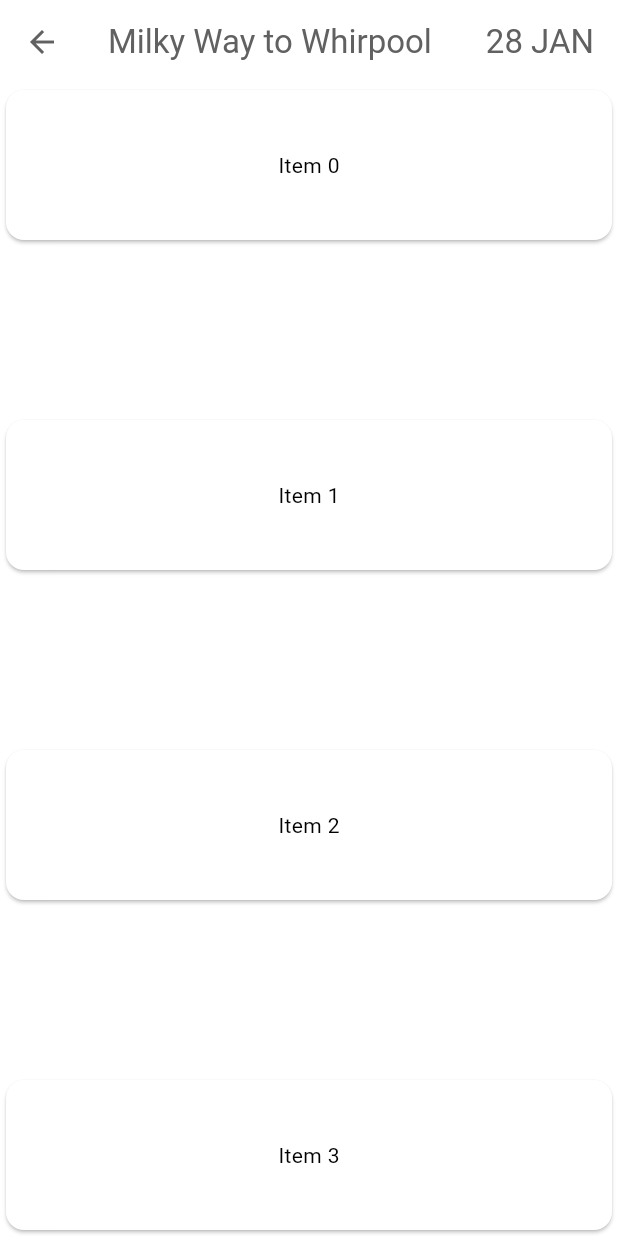
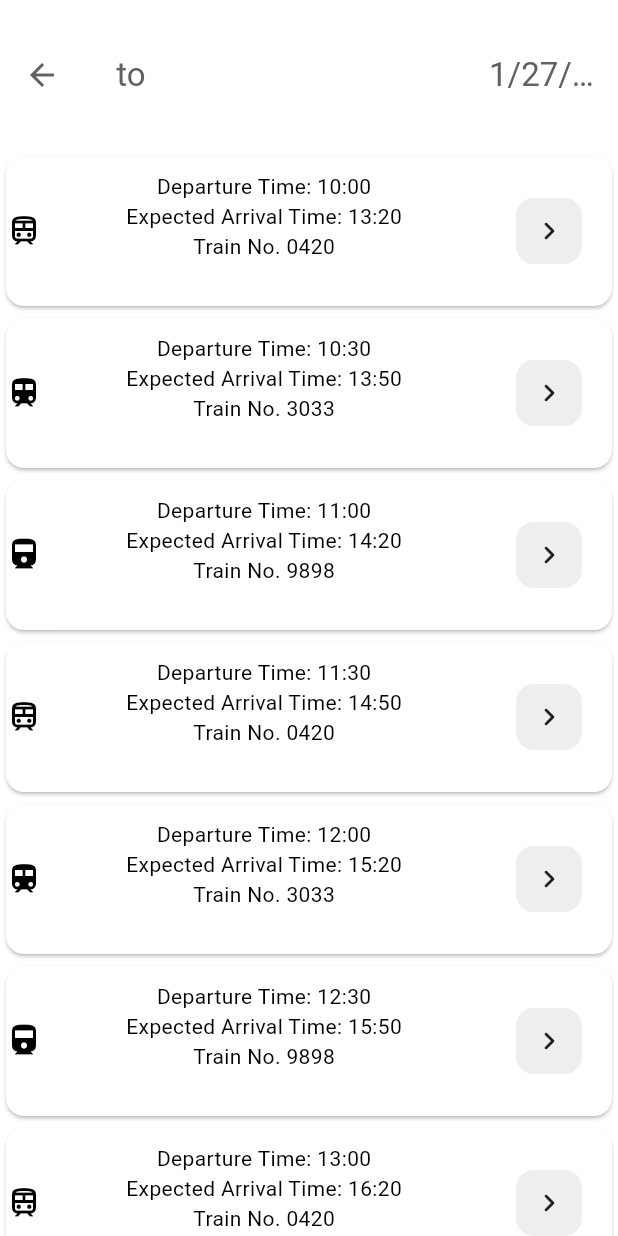
Before and after one commit to syazwaniMZ/astralbooking, a Flutter app: the TrainSearchPage screen opened by its route, after a tap on "Search Trains", on a phone screen of 412 x 824 dp. Run offline on Flutter 3.47's test engine with Material 3 defaults, Android fonts, the phone set to English and light mode, and no system bars; our stand-ins replace flutter_svg.

Commit message:
Models, new constants, completed select train page
Switch from train_search_data class to a more encompassing session_data class to hold all the session information.

Encapsulated trip information into reusable trip class to check whether the selection process is for returning trip or not.

Started working on select coach page.

```diff
--- /dev/null
+++ b/lib/const.dart
@@ -0,0 +1,5 @@
+import 'package:intl/intl.dart';
+
+final barDateFormat = DateFormat('yMd');
+final dateFormat = DateFormat ('yyyy-MM-dd');
+final hourminutesFormat = DateFormat('HH:mm');
--- a/lib/models/booking.dart
+++ b/lib/models/booking.dart
@@ -1,12 +1,12 @@
 class Booking {
+  int reservationID;
   int routeID;
-  int reservationID;
-  int departureID;
   DateTime date;
+  DateTime arrival;
   int trainNum;
   int coachID;
-  int seatNo;
+  List<String> seatNo;
   double fee;
-
-  Booking(this.routeID,this.reservationID, this.departureID, this.date , this.trainNum, this.coachID, this.seatNo, this.fee);
+  String email;
+  Booking(this.reservationID, this.routeID, this.date , this.arrival, this.trainNum, this.coachID, this.seatNo, this.fee, this.email);
 }
--- a/lib/models/bus.dart
+++ /dev/null
@@ -1,6 +0,0 @@
-class Bus{
-  late String name;
-  late int busID;
-
-  Bus(this.name, this.busID);
-}
--- a/lib/models/route.dart
+++ b/lib/models/route.dart
@@ -1,8 +1,8 @@
 import 'location.dart';
 
 class Route{
-  late Location origin;
-  late Location destination;
+  late String origin;
+  late String destination;
   late double fee;
   late int routeID;
   late DateTime arrivalTime;
--- /dev/null
+++ b/lib/models/session_data.dart
@@ -0,0 +1,22 @@
+ class SessionData {
+  final String origin;
+  final String destination;
+
+  final DateTime departureTime;
+  late final DateTime departureArrivalTime;
+  late int departTrainNo;
+  late int departCoachID;
+  late List<String> departseatNo;
+
+  late final DateTime? returningTime;
+  late final DateTime? returningArrivalTime;
+  late int returnTrainNo;
+  late int returnCoachID;
+  late List<String> returnseatNo;
+
+  late final String email;
+  final int pax;
+
+  SessionData(this.origin, this.destination, this.departureTime, this.returningTime, this.pax);
+
+ }
--- a/lib/models/train.dart
+++ /dev/null
@@ -1,6 +0,0 @@
-class Bus{
-  late String name;
-  late int trainNum;
-
-  Bus(this.name, this.trainNum);
-}
--- a/lib/models/train_search_data.dart
+++ b/lib/models/train_search_data.dart
@@ -1,11 +1,9 @@
  class SearchData {
-  late String _origin;
-  late String _destination;
-  late DateTime _departure;
-  late DateTime? _returnTime;
-  late int _pax;
+  late final String origin;
+  late final String destination;
+  late final DateTime departure;
+  late final DateTime? returnTime;
+  late final int pax;
 
-  SearchData(this._origin, this._destination, this._departure, this._returnTime, this._pax);
-
-
+  SearchData(this.origin, this.destination, this.departure, this.returnTime, this.pax);
  }
--- a/lib/pages/booking_train_page.dart
+++ b/lib/pages/booking_train_page.dart
@@ -1,5 +1,4 @@
 import "package:flutter/material.dart";
-import 'package:astralbooking/widgets/menu_drawer.dart';
 
 class BookingTrain extends StatefulWidget {
   const BookingTrain({super.key});
--- /dev/null
+++ b/lib/pages/select_coach_page.dart
@@ -0,0 +1,16 @@
+import 'package:flutter/material.dart';
+
+import '../models/session_data.dart';
+
+class SelectCoachPage extends StatelessWidget {
+  const SelectCoachPage({super.key, required this.data});
+
+  final SessionData data;
+
+  @override
+  Widget build(BuildContext context) {
+
+    return Scaffold();
+
+  }
+}
--- a/lib/pages/select_train_page.dart
+++ b/lib/pages/select_train_page.dart
@@ -1,41 +1,117 @@
-import 'package:astralbooking/models/train_search_data.dart';
+import 'package:astralbooking/models/session_data.dart';
+import 'package:astralbooking/widgets/trip.dart';
 import 'package:flutter/material.dart';
+import 'package:intl/intl.dart';
+import 'package:astralbooking/widgets/generate_time_interval.dart';
 
-/// The base class for the different types of items the list can contain.
-abstract class ListItem {
-  /// The title line to show in a list item.
-  Widget buildTitle(BuildContext context);
-
-  /// The subtitle line, if any, to show in a list item.
-  Widget buildSubtitle(BuildContext context);
-}
+import '../const.dart';
+import '../ui/tapable_button.dart';
+import 'select_coach_page.dart';
 
 class SelectTrain extends StatelessWidget {
-  const SelectTrain({super.key, required this.data});
+  const SelectTrain({super.key, required this.data, required this.isReturnTrip});
 
+  final bool isReturnTrip; //To check whether this widget is to book for returning trip
+  final SessionData data;
 
-  final SearchData data;
 
   @override
   Widget build(BuildContext context) {
-  const items = 4;
-  final List<Widget> _widget = List.generate(
-    20,
-        (index) => Container(
-          child: Text('My title is $index'),
+
+    Trip trip = Trip(isReturnTrip, data);
+
+
+    final List<DateTime> departureTimes = generateTimeIntervals(
+    dateFormat.format(trip.bookingDate),"10:00", "17:00");
+
+    //Function to generate train number
+    final List<Widget> widget = List.generate(departureTimes.length,(index) {
+      String trainNo;
+      IconData icon;
+
+
+      DateTime arrivalTime = departureTimes[index].add(const Duration(hours: 3, minutes: 20));
+
+      switch (index % 3) {
+        case  0 :
+          trainNo = "0420";
+          icon = Icons.train_outlined;
+          break;
+        case  1 :
+          trainNo = "3033";
+          icon = Icons.train;
+          break;
+        default :
+          trainNo = "9898";
+          icon = Icons.directions_train;
+          break;
+      }
+
+      return Card(
+        child: SizedBox(
+          height: 100,
+          child: Row(
+            children: [
+              Icon(icon, color: Colors.black,),
+
+              Expanded(
+                child: Container(
+                  padding: const EdgeInsets.all(10),
+                    child: Column(
+                      children: [
+                        Text('Departure Time: ${hourminutesFormat.format(departureTimes[index])}'),
+                        Text('Expected Arrival Time: ${hourminutesFormat.format(arrivalTime)}'),
+                        Text('Train No. $trainNo')
+                      ],
+                  ),
+                ),
+              ),
+
+              Container(
+                padding: const EdgeInsets.all(20),
+                child: TapableButton(
+                  onTap: (){
+                    String tempDate = dateFormat.format(trip.bookingDate) + hourminutesFormat.format(departureTimes[index]);
+                    trip.bookingDate = DateTime.parse(tempDate);
+                    if (isReturnTrip) {
+                      data.returningTime = trip.bookingDate;
+                    } else {
+                      data.departureTime = trip.bookingDate;
+                    }
+
+
+                    print('Booking date: ${trip.bookingDate}');
+                    Navigator.push(context, MaterialPageRoute(builder: (context) => SelectCoachPage(data: data,)));
+                  },
+                  child: const Icon(Icons.navigate_next_rounded)
+                )
+              )
+            ]
+          ),
         )
       );
+    });
 
     return Scaffold(
       appBar: AppBar(
+        toolbarHeight: 100,
         backgroundColor: Colors.transparent,
         elevation: 0,
         foregroundColor: Theme.of(context).colorScheme.inversePrimary,
-        title: const Row(
+          title: Row(
             mainAxisAlignment: MainAxisAlignment.spaceBetween,
             children: [
-            Text("Milky Way to Whirpool"), //Placeholderr
-            Text("28 JAN")
+              SizedBox(
+                width: 200,
+                child: Text("${trip.pointA} to ${trip.pointB}"),
+              ),
+
+              SizedBox(
+                width: 70,
+                child: Text(
+                  barDateFormat.format(trip.bookingDate),
+                  ),
+              )
             ],
           ),
         ),
@@ -47,9 +123,7 @@ class SelectTrain extends StatelessWidget {
               minHeight: constraints.maxHeight),
                 child: Column(
                   mainAxisAlignment: MainAxisAlignment.spaceBetween,
-                  children: List.generate(
-                    items, (index) => ItemWidget(text: 'Item $index')
-                  ),
+                  children: widget
                 )
             )
           );
@@ -58,22 +132,3 @@ class SelectTrain extends StatelessWidget {
     );
   }
 }
-
-class ItemWidget extends StatelessWidget {
-  const ItemWidget({
-    super.key,
-    required this.text,
-  });
-
-  final String text;
-
-  @override
-  Widget build(BuildContext context) {
-    return Card(
-      child: SizedBox(
-        height: 100,
-        child: Center(child: Text(text)),
-      ),
-    );
-  }
-}
--- a/lib/pages/train_search_page.dart
+++ b/lib/pages/train_search_page.dart
@@ -23,7 +23,11 @@ class TrainSearchPage extends StatelessWidget {
         mainAxisAlignment: MainAxisAlignment.spaceEvenly,
         crossAxisAlignment: CrossAxisAlignment.center,
         children: [
-          Expanded(child:RoundedContainer(child: SearchTrain())),
+          Expanded(
+            child:RoundedContainer(
+              child: SearchTrain()
+            )
+          ),
         ],
       ),
     );
--- /dev/null
+++ b/lib/widgets/generate_time_interval.dart
@@ -0,0 +1,17 @@
+
+List<DateTime> generateTimeIntervals(String date,String startTime, String endTime) {
+
+  DateTime start = DateTime.parse("$date $startTime");
+  DateTime end = DateTime.parse("$date $endTime");
+  final result = <DateTime>[];
+  while (start.isBefore(end)) {
+    result.add(start);
+    start = start.add(const Duration(minutes: 30));
+  }
+  return result;
+}
+
+
+// String formatTime(DateTime time) {
+//   return "${time.hour.toString().padLeft(2, '0')}:${time.minute.toString().padLeft(2, '0')}";
+// }
--- a/lib/widgets/searchtrain.dart
+++ b/lib/widgets/searchtrain.dart
@@ -4,6 +4,7 @@ import "package:flutter/material.dart";
 import 'package:intl/intl.dart';
 import 'package:astralbooking/models/train_search_data.dart';
 import 'package:astralbooking/ui/tapable_button.dart';
+import '../models/session_data.dart';
 import '../pages/select_train_page.dart';
 import '/ui/roundedRectangle.dart';
 
@@ -172,17 +173,18 @@ String? DateTimeNullChecker(DateTime? date)
                     )
                   ),
 
-                  Icon(Icons.edit)
+                  const Icon(Icons.edit)
                 ],
               )
             ),
 
             TapableButton(
               onTap: (){
-                SearchData data = SearchData(_origin, _destination, _departure, _returnTime, _pax);
-                Navigator.push(context, MaterialPageRoute(builder: (context) => SelectTrain(data: data,)));
+                SessionData data = SessionData(_origin, _destination, _departure, _returnTime, _pax);
+                print("Heading to train selection");
+                Navigator.push(context, MaterialPageRoute(builder: (context) => SelectTrain(data: data,isReturnTrip: false)));
               },
-              child: Text('Search Trains'))
+              child: const Text('Search Trains'))
           ],
         ),
       )
--- a/lib/widgets/select_train.dart
+++ b/lib/widgets/select_train.dart
@@ -12,7 +12,7 @@ class _DisplayTrainOptionState extends State<DisplayTrainOption> {
   Widget build(BuildContext context) {
     return LayoutBuilder(
       builder: (context, constraints){
-        return SingleChildScrollView(
+        return const SingleChildScrollView(
           child: Placeholder(),
         );
       }
--- /dev/null
+++ b/lib/widgets/trip.dart
@@ -0,0 +1,20 @@
+import 'package:astralbooking/models/session_data.dart';
+
+class Trip {
+  late DateTime bookingDate;
+  String pointA = 'A', pointB = 'B';
+
+  Trip(bool isReturning, SessionData data)
+  {
+    if(isReturning){
+      bookingDate = data.returningTime!;
+      pointA = data.destination;
+      pointB = data.origin;
+    }
+    else{
+      bookingDate = data.departureTime;
+      pointA = data.origin;
+      pointB = data.destination;
+    }
+  }
+}
```
Lines whose indentation alone changed are shown as unchanged.
